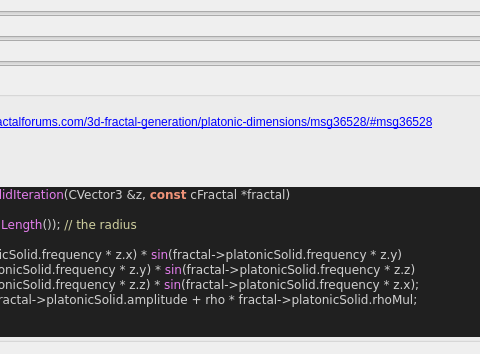
Before: the Qt Designer form mandelbulber2/formula/ui/fractal_transf_platonic_solid.ui in buddhi1980/mandelbulber2, drawn with Qt 5; both pictures show x 139 to 619 and y 0 to 354 of the 880 by 684 pixel window.
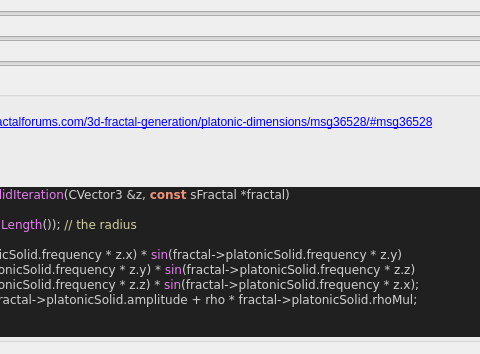
After: the same form once the commit is applied. Custom widgets are drawn as their Qt base class.

Diff of the .ui file:
```diff
--- a/mandelbulber2/formula/ui/fractal_transf_platonic_solid.ui
+++ b/mandelbulber2/formula/ui/fractal_transf_platonic_solid.ui
@@ -234,7 +234,7 @@
 &lt;/table&gt;
 &lt;h3&gt;Code&lt;/h3&gt;
 &lt;body style=&quot;background-color:#202020&quot;&gt;
-&lt;pre style=&quot;color:#d0d0d0; background-color:#202020;  font-family:'Courier New',monospace;&quot;&gt;&lt;span style=&quot;color:#f09479; font-weight:bold&quot;&gt;void&lt;/span&gt; &lt;span style=&quot;color:#e47eed&quot;&gt;TransfPlatonicSolidIteration&lt;/span&gt;&lt;span style=&quot;color:#d0d0d0&quot;&gt;(&lt;/span&gt;CVector3 &lt;span style=&quot;color:#d0d0d0&quot;&gt;&amp;amp;&lt;/span&gt;z&lt;span style=&quot;color:#d0d0d0&quot;&gt;,&lt;/span&gt; &lt;span style=&quot;color:#f09479; font-weight:bold&quot;&gt;const&lt;/span&gt; cFractal &lt;span style=&quot;color:#d0d0d0&quot;&gt;*&lt;/span&gt;fractal&lt;span style=&quot;color:#d0d0d0&quot;&gt;)&lt;/span&gt;
+&lt;pre style=&quot;color:#d0d0d0; background-color:#202020;  font-family:'Courier New',monospace;&quot;&gt;&lt;span style=&quot;color:#f09479; font-weight:bold&quot;&gt;void&lt;/span&gt; &lt;span style=&quot;color:#e47eed&quot;&gt;TransfPlatonicSolidIteration&lt;/span&gt;&lt;span style=&quot;color:#d0d0d0&quot;&gt;(&lt;/span&gt;CVector3 &lt;span style=&quot;color:#d0d0d0&quot;&gt;&amp;amp;&lt;/span&gt;z&lt;span style=&quot;color:#d0d0d0&quot;&gt;,&lt;/span&gt; &lt;span style=&quot;color:#f09479; font-weight:bold&quot;&gt;const&lt;/span&gt; sFractal &lt;span style=&quot;color:#d0d0d0&quot;&gt;*&lt;/span&gt;fractal&lt;span style=&quot;color:#d0d0d0&quot;&gt;)&lt;/span&gt;
 &lt;span style=&quot;color:#d0d0d0&quot;&gt;{&lt;/span&gt;
   &lt;span style=&quot;color:#f09479; font-weight:bold&quot;&gt;double&lt;/span&gt; rho &lt;span style=&quot;color:#d0d0d0&quot;&gt;=&lt;/span&gt; &lt;span style=&quot;color:#e47eed&quot;&gt;sqrt&lt;/span&gt;&lt;span style=&quot;color:#d0d0d0&quot;&gt;(&lt;/span&gt;z&lt;span style=&quot;color:#d0d0d0&quot;&gt;.&lt;/span&gt;&lt;span style=&quot;color:#e47eed&quot;&gt;Length&lt;/span&gt;&lt;span style=&quot;color:#d0d0d0&quot;&gt;());&lt;/span&gt; &lt;span style=&quot;color:#d0d0a0&quot;&gt;// the radius&lt;/span&gt;
   &lt;span style=&quot;color:#f09479; font-weight:bold&quot;&gt;double&lt;/span&gt; theta &lt;span style=&quot;color:#d0d0d0&quot;&gt;=&lt;/span&gt;
```
